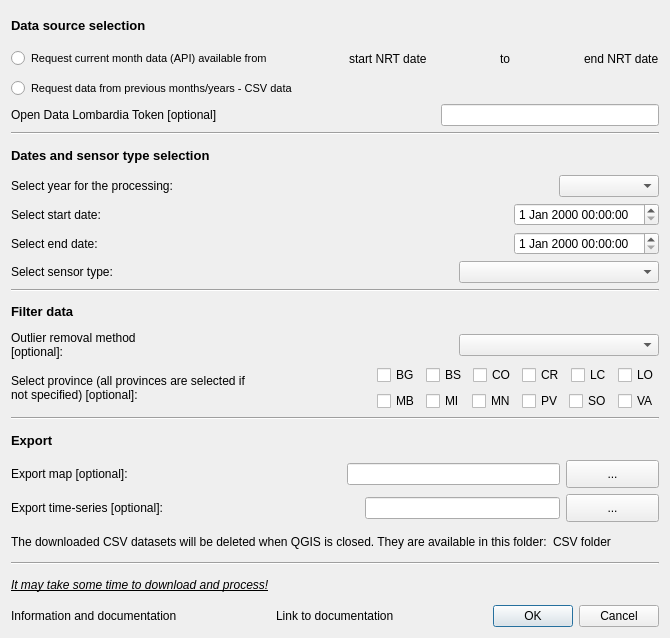
Old version of the form arpaweather_dialog_base.ui in the repository gisgeolab/ARPA_Weather_plugin.
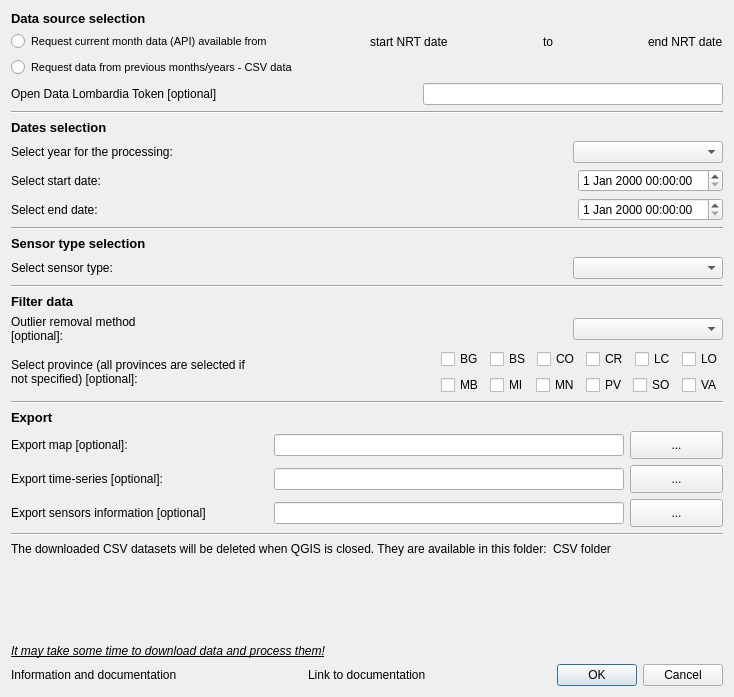
New version of the form. Custom widgets are drawn as their Qt base class.

The edit to the form file:
```diff
--- a/arpaweather_dialog_base.ui
+++ b/arpaweather_dialog_base.ui
@@ -6,8 +6,8 @@
    <rect>
     <x>0</x>
     <y>0</y>
-    <width>670</width>
-    <height>638</height>
+    <width>734</width>
+    <height>697</height>
    </rect>
   </property>
   <property name="windowTitle">
@@ -15,7 +15,7 @@
   </property>
   <layout class="QGridLayout" name="gridLayout">
    <item row="0" column="0">
-    <layout class="QVBoxLayout" name="verticalLayout_2">
+    <layout class="QVBoxLayout" name="verticalLayout_3">
      <item>
       <widget class="QLabel" name="label_11">
        <property name="font">
@@ -31,7 +31,7 @@
       </widget>
      </item>
      <item>
-      <layout class="QHBoxLayout" name="horizontalLayout_9">
+      <layout class="QHBoxLayout" name="horizontalLayout">
        <item>
         <widget class="QRadioButton" name="rb1">
          <property name="font">
@@ -119,7 +119,7 @@
       </widget>
      </item>
      <item>
-      <layout class="QHBoxLayout" name="horizontalLayout_10">
+      <layout class="QHBoxLayout" name="horizontalLayout_2">
        <item>
         <widget class="QLabel" name="label_2">
          <property name="text">
@@ -147,10 +147,16 @@
         <widget class="QgsPasswordLineEdit" name="leToken">
          <property name="minimumSize">
           <size>
-           <width>200</width>
+           <width>300</width>
            <height>0</height>
           </size>
          </property>
+         <property name="maximumSize">
+          <size>
+           <width>300</width>
+           <height>16777215</height>
+          </size>
+         </property>
         </widget>
        </item>
       </layout>
@@ -172,12 +178,12 @@
         </font>
        </property>
        <property name="text">
-        <string>Dates and sensor type selection</string>
+        <string>Dates selection</string>
        </property>
       </widget>
      </item>
      <item>
-      <layout class="QHBoxLayout" name="horizontalLayout_8">
+      <layout class="QHBoxLayout" name="horizontalLayout_3">
        <item>
         <widget class="QLabel" name="label_7">
          <property name="text">
@@ -202,16 +208,22 @@
         <widget class="QComboBox" name="cb_list_years">
          <property name="minimumSize">
           <size>
-           <width>100</width>
+           <width>150</width>
            <height>0</height>
           </size>
          </property>
+         <property name="maximumSize">
+          <size>
+           <width>200</width>
+           <height>16777215</height>
+          </size>
+         </property>
         </widget>
        </item>
       </layout>
      </item>
      <item>
-      <layout class="QHBoxLayout" name="horizontalLayout_7">
+      <layout class="QHBoxLayout" name="horizontalLayout_4">
        <item>
         <widget class="QLabel" name="label_3">
          <property name="text">
@@ -238,7 +250,7 @@
       </layout>
      </item>
      <item>
-      <layout class="QHBoxLayout" name="horizontalLayout_6">
+      <layout class="QHBoxLayout" name="horizontalLayout_5">
        <item>
         <widget class="QLabel" name="label_4">
          <property name="text">
@@ -265,7 +277,28 @@
       </layout>
      </item>
      <item>
-      <layout class="QHBoxLayout" name="horizontalLayout_5">
+      <widget class="Line" name="line_5">
+       <property name="orientation">
+        <enum>Qt::Horizontal</enum>
+       </property>
+      </widget>
+     </item>
+     <item>
+      <widget class="QLabel" name="label_17">
+       <property name="font">
+        <font>
+         <pointsize>10</pointsize>
+         <weight>75</weight>
+         <bold>true</bold>
+        </font>
+       </property>
+       <property name="text">
+        <string>Sensor type selection</string>
+       </property>
+      </widget>
+     </item>
+     <item>
+      <layout class="QHBoxLayout" name="horizontalLayout_6">
        <item>
         <widget class="QLabel" name="cbSensorsType_2">
          <property name="text">
@@ -290,10 +323,16 @@
         <widget class="QComboBox" name="cbSensorsType">
          <property name="minimumSize">
           <size>
-           <width>200</width>
+           <width>150</width>
            <height>0</height>
           </size>
          </property>
+         <property name="maximumSize">
+          <size>
+           <width>200</width>
+           <height>16777215</height>
+          </size>
+         </property>
         </widget>
        </item>
       </layout>
@@ -320,7 +359,7 @@
       </widget>
      </item>
      <item>
-      <layout class="QHBoxLayout" name="horizontalLayout_4">
+      <layout class="QHBoxLayout" name="horizontalLayout_7">
        <item>
         <widget class="QLabel" name="label_8">
          <property name="text">
@@ -348,16 +387,22 @@
         <widget class="QComboBox" name="cbOutliersRemoval">
          <property name="minimumSize">
           <size>
-           <width>200</width>
+           <width>150</width>
            <height>0</height>
           </size>
          </property>
+         <property name="maximumSize">
+          <size>
+           <width>300</width>
+           <height>16777215</height>
+          </size>
+         </property>
         </widget>
        </item>
       </layout>
      </item>
      <item>
-      <layout class="QHBoxLayout" name="horizontalLayout_3">
+      <layout class="QHBoxLayout" name="horizontalLayout_10">
        <item>
         <widget class="QLabel" name="label_10">
          <property name="sizePolicy">
@@ -399,7 +444,7 @@
        <item>
         <layout class="QVBoxLayout" name="verticalLayout">
          <item>
-          <layout class="QHBoxLayout" name="horizontalLayout">
+          <layout class="QHBoxLayout" name="horizontalLayout_8">
            <item>
             <widget class="QCheckBox" name="cb_BG">
              <property name="text">
@@ -445,7 +490,7 @@
           </layout>
          </item>
          <item>
-          <layout class="QHBoxLayout" name="horizontalLayout_2">
+          <layout class="QHBoxLayout" name="horizontalLayout_9">
            <item>
             <widget class="QCheckBox" name="cb_MB">
              <property name="text">
@@ -516,6 +561,8 @@
       </widget>
      </item>
      <item>
+      <layout class="QVBoxLayout" name="verticalLayout_2">
+       <item>
       <layout class="QHBoxLayout" name="horizontalLayout_11">
        <item>
         <widget class="QLabel" name="label_6">
@@ -541,10 +588,16 @@
         <widget class="QLineEdit" name="leOutputFileName">
          <property name="minimumSize">
           <size>
-           <width>150</width>
+             <width>350</width>
            <height>0</height>
           </size>
          </property>
+           <property name="maximumSize">
+            <size>
+             <width>350</width>
+             <height>16777215</height>
+            </size>
+           </property>
         </widget>
        </item>
        <item>
@@ -588,10 +641,16 @@
         <widget class="QLineEdit" name="leOutputFileName_2">
          <property name="minimumSize">
           <size>
-           <width>150</width>
+             <width>350</width>
            <height>0</height>
           </size>
          </property>
+           <property name="maximumSize">
+            <size>
+             <width>350</width>
+             <height>16777215</height>
+            </size>
+           </property>
         </widget>
        </item>
        <item>
@@ -612,6 +671,68 @@
      <item>
       <layout class="QHBoxLayout" name="horizontalLayout_13">
        <item>
+          <widget class="QLabel" name="label_16">
+           <property name="text">
+            <string>Export sensors information [optional]</string>
+           </property>
+          </widget>
+         </item>
+         <item>
+          <spacer name="horizontalSpacer_15">
+           <property name="orientation">
+            <enum>Qt::Horizontal</enum>
+           </property>
+           <property name="sizeHint" stdset="0">
+            <size>
+             <width>40</width>
+             <height>20</height>
+            </size>
+           </property>
+          </spacer>
+         </item>
+         <item>
+          <widget class="QLineEdit" name="leOutputFileName_si">
+           <property name="minimumSize">
+            <size>
+             <width>350</width>
+             <height>0</height>
+            </size>
+           </property>
+           <property name="maximumSize">
+            <size>
+             <width>350</width>
+             <height>16777215</height>
+            </size>
+           </property>
+          </widget>
+         </item>
+         <item>
+          <widget class="QPushButton" name="pbOutputSave_si">
+           <property name="minimumSize">
+            <size>
+             <width>93</width>
+             <height>28</height>
+            </size>
+           </property>
+           <property name="text">
+            <string>...</string>
+           </property>
+          </widget>
+         </item>
+        </layout>
+       </item>
+      </layout>
+     </item>
+     <item>
+      <widget class="Line" name="line_4">
+       <property name="orientation">
+        <enum>Qt::Horizontal</enum>
+       </property>
+      </widget>
+     </item>
+     <item>
+      <layout class="QHBoxLayout" name="horizontalLayout_15">
+       <item>
         <widget class="QLabel" name="label_9">
          <property name="text">
           <string>The downloaded CSV datasets will be deleted when QGIS is closed. They are available in this folder:</string>
@@ -628,11 +749,17 @@
       </layout>
      </item>
      <item>
-      <widget class="Line" name="line_4">
+      <spacer name="verticalSpacer">
        <property name="orientation">
-        <enum>Qt::Horizontal</enum>
+        <enum>Qt::Vertical</enum>
        </property>
-      </widget>
+       <property name="sizeHint" stdset="0">
+        <size>
+         <width>20</width>
+         <height>40</height>
+        </size>
+       </property>
+      </spacer>
      </item>
      <item>
       <widget class="QLabel" name="label_12">
@@ -643,7 +770,7 @@
         </font>
        </property>
        <property name="text">
-        <string>It may take some time to download and process!</string>
+        <string>It may take some time to download data and process them!</string>
        </property>
       </widget>
      </item>
```
Left out of the diff: 14 changed lines with no effect on the pictures. Lines whose indentation alone changed are shown as unchanged.
